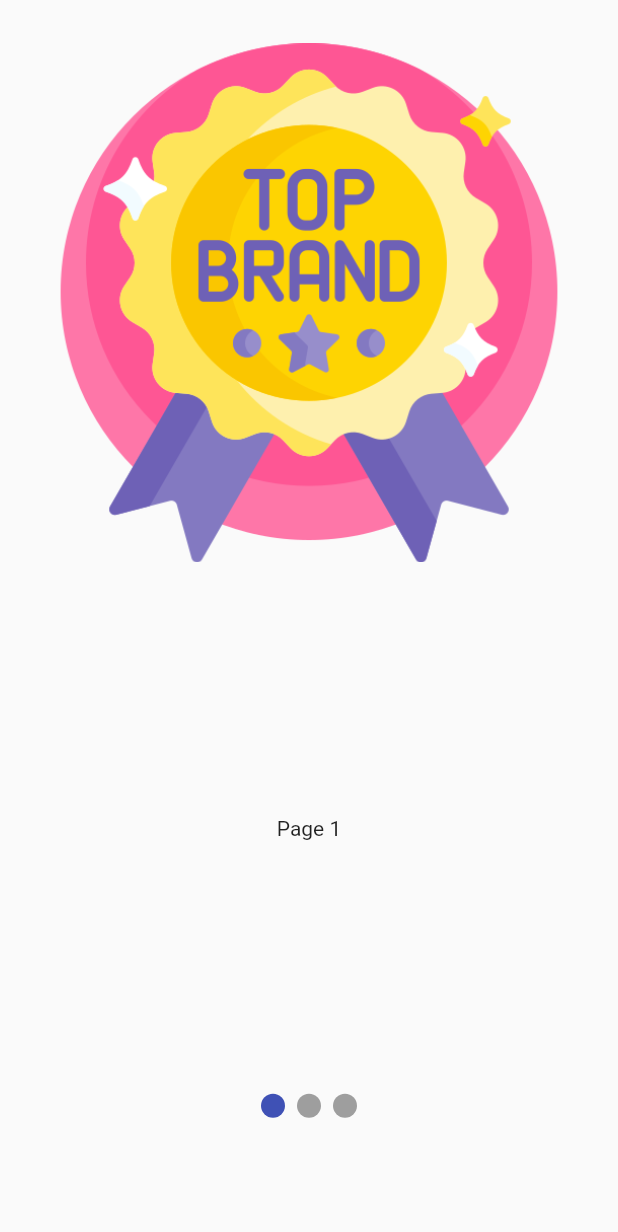
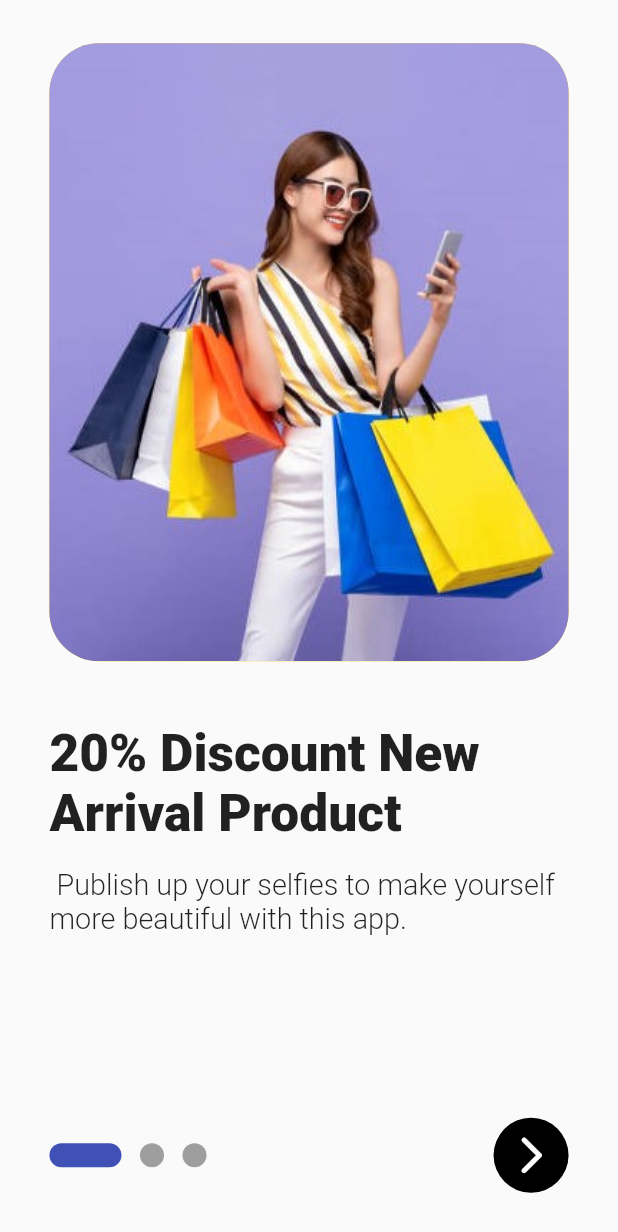
Before and after one commit to VivekTailor19/fashion_forward, a Flutter app: the IntroScreen screen opened by its route, on a phone screen of 412 x 824 dp. Shown: the top 1232 px of the screen. Run offline on Flutter 3.47's test engine with Material 2 defaults, Android fonts, the phone set to English and light mode, and no system bars; drawn by our look-alikes of smooth_page_indicator; our stand-ins replace cloud_firestore, firebase_auth, firebase_core, get, google_sign_in, sizer; missing offline and left inert: razorpay_flutter; accounts and stored records are empty.

Commit message:
fashion_forward

```diff
--- a/lib/main.dart
+++ b/lib/main.dart
@@ -23,9 +23,9 @@ Future<void> main() async {
       builder: (context, orientation, deviceType) =>  GetMaterialApp(
         debugShowCheckedModeBanner: false,
         routes:{
-          // "/":(p0) => IntroScreen(),
+           "/":(p0) => IntroScreen(),
           //
-           "/":(p0) => SplashScreen(),
+         //  "/":(p0) => SplashScreen(),
           "/intro":(p0) => IntroScreen(),
           "/signIn":(p0) => SignInScreen(),
           "/signUp":(p0) => SignUpScreen(),
--- a/lib/screens/02 intro/introController.dart
+++ b/lib/screens/02 intro/introController.dart
@@ -1,6 +1,24 @@
+import 'package:flutter/material.dart';
 import 'package:get/get.dart';
+
+import '../../model/introScreenModel.dart';
 
 class IntroScreenController extends GetxController
 {
+  List<IntroModel> introList = [
+    IntroModel(img: "assets/images/intro/intro (1).jpg" , heading: "20% Discount New Arrival Product",data: "" ),
+    IntroModel(img: "assets/images/intro/intro (2).jpg" , heading: "Take Advantage Of The Offer Shopping" ),
+    IntroModel(img: "assets/images/intro/intro (3).jpeg" , heading: "All Types Offers Within Your Reach",),
+  ];
+
+  RxInt currentIndex = 0.obs;
+
+  PageController controller = PageController();
+
+  void updateController()
+  {
+    controller = PageController(initialPage: currentIndex.value);
+  }
+
 
 }
--- a/lib/screens/02 intro/introScreen.dart
+++ b/lib/screens/02 intro/introScreen.dart
@@ -1,4 +1,6 @@
+import 'package:fashion_forward/screens/02%20intro/introController.dart';
 import 'package:flutter/material.dart';
+import 'package:get/get.dart';
 import 'package:sizer/sizer.dart';
 import 'package:smooth_page_indicator/smooth_page_indicator.dart';
 
@@ -11,7 +13,13 @@ class IntroScreen extends StatefulWidget {
 
 class _IntroScreenState extends State<IntroScreen> {
 
-  final _controller = PageController();
+  IntroScreenController i_control = Get.put(IntroScreenController());
+
+  @override
+  void initState() {
+    super.initState();
+    i_control.updateController();
+  }
 
   @override
   Widget build(BuildContext context) {
@@ -21,67 +29,66 @@ class _IntroScreenState extends State<IntroScreen> {
         body: Padding(
           padding: EdgeInsets.symmetric(vertical: 3.5.h,horizontal: 8.w),
           child: Column(
-            mainAxisAlignment: MainAxisAlignment.spaceEvenly,
             children: [
-              Image.asset("assets/images/add/brand.png"),
-              Expanded(
-                child: PageView(
-                  controller: _controller,
-                  children: const [
-                    Center(
-                      child: Text('Page 1'),
-                    ),
-                    Center(
-                      child: Text('Page 2'),
-                    ),
-                    Center(
-                      child: Text('Page 3'),
-                    ),
-                    Center(
-                      child: Text('Page 4'),
-                    ),
-                    Center(
-                      child: Text('Page 5'),
-                    ),
-                  ],
+              Obx(
+                () =>  Container(
+                  height: 50.h,
+                  width: 100.w,
+                  decoration: BoxDecoration(
+                    color: Colors.amber,
+                    image: DecorationImage(image: AssetImage("${i_control.introList[i_control.currentIndex.value].img}"),
+                    fit: BoxFit.fill),
+                    borderRadius: BorderRadius.circular(8.w),
+                  ),
                 ),
               ),
-              SmoothPageIndicator(
-                controller: _controller,
-                count: 3,
-                axisDirection: Axis.horizontal,
-                effect: WormEffect(),
+
+              SizedBox(height: 5.h,),
+
+              Obx(() =>  Text("${i_control.introList[i_control.currentIndex.value].heading}",style: TextStyle(fontWeight: FontWeight.w800,fontSize: 25.sp),maxLines: 2,textAlign: TextAlign.left,)),
+
+
+              Padding(
+                padding:  EdgeInsets.symmetric(vertical: 2.h),
+                child: Text(" Publish up your selfies to make yourself more beautiful with this app. ",style: TextStyle(fontWeight: FontWeight.w300,fontSize: 14.sp),maxLines: 3,textAlign: TextAlign.left,),
               ),
-               SizedBox(height: 50),
+
+              Spacer(),
+              Row(mainAxisAlignment: MainAxisAlignment.spaceBetween,
+                children: [
+                  SmoothPageIndicator(
+
+                    controller: i_control.controller,
+                    count: 3,
+                    axisDirection: Axis.horizontal,
+                    effect: ExpandingDotsEffect(
+                      radius: 1.h,
+                      spacing: 3.w,
+                    ),
+                  ),
+
+                  GestureDetector(
+                    onTap: () {
+                      i_control.currentIndex.value++;
+                      print("${i_control.currentIndex.value}");
+                      i_control.updateController();
+                    },
+                    child: Container(height: 50,width: 50,
+                    decoration: BoxDecoration(shape: BoxShape.circle,color: Colors.black,),
+
+                      child: Icon(Icons.arrow_forward_ios_rounded,size: 22.sp,color: Colors.white),
+                    ),
+                  )
+                ],
+              )
+
+
+
+
+
             ],
           ),
-          // Column(
-          //   children: [
-          //     Container(
-          //       height: 40.h,
-          //       width: 100.w,
-          //       decoration: BoxDecoration(
-          //         color: Colors.amber,
-          //         borderRadius: BorderRadius.circular(8.w),
-          //       ),
-          //     ),
-          //
-          //     SizedBox(height: 3.h,),
-          //
-          //     Text(" All Types Offers Within YOur Reach",style: TextStyle(fontWeight: FontWeight.w800,fontSize: 25.sp),maxLines: 2,textAlign: TextAlign.left,),
-          //
-          //
-          //     Padding(
-          //       padding:  EdgeInsets.symmetric(vertical: 2.h),
-          //       child: Text(" All Types Offers Within YOur ReachAll Types Offers Within YOur All Types Offers Within YOur ",style: TextStyle(fontWeight: FontWeight.w300,fontSize: 14.sp),maxLines: 3,textAlign: TextAlign.left,),
-          //     ),
-          //
-          //
-          //
-          //
-          //
-          //   ],
-          // ),
+
         ),
       ),
     );
--- a/pubspec.yaml
+++ b/pubspec.yaml
@@ -77,6 +77,7 @@ flutter:
     - assets/images/add/
     - assets/images/logo/
     - assets/images/splash/
+    - assets/images/intro/
 
   # An image asset can refer to one or more resolution-specific "variants", see
   # https://flutter.dev/assets-and-images/#resolution-aware
```
Also changed, not shown: assets/images/intro/intro (1).jpg (added), assets/images/intro/intro (2).jpg (added), assets/images/intro/intro (3).jpeg (added).
